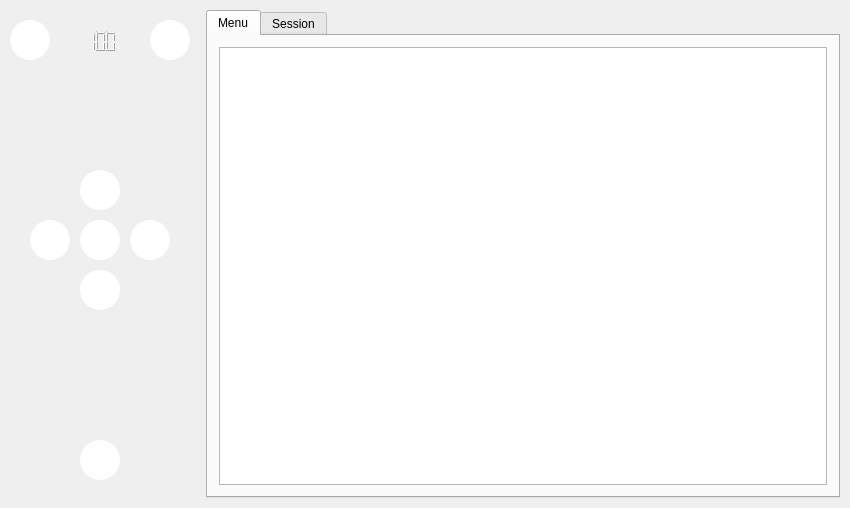
Before: the Qt Designer form ui/mainwindow.ui in sayyidahakindele/team40, drawn with Qt 5.
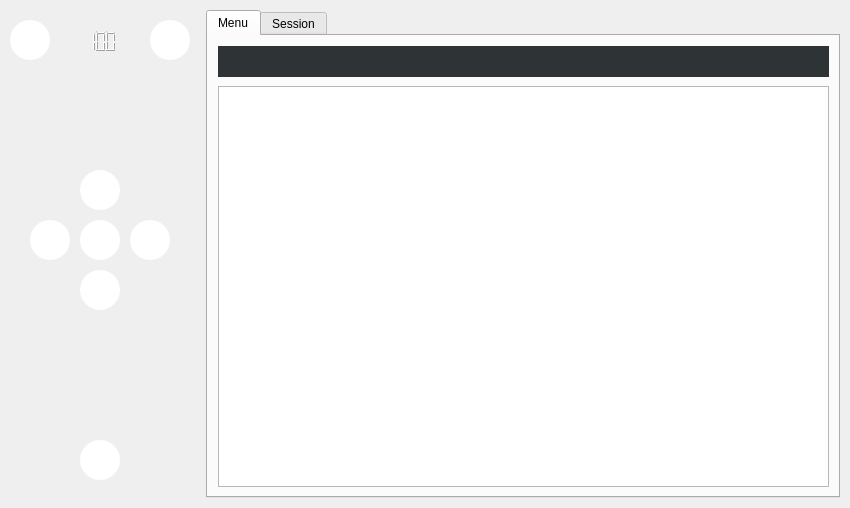
After: the same form once the commit is applied. The open tabs and pages were chosen to show the change. Icons and pictures are not drawn.

Patch:
```diff
--- a/ui/mainwindow.ui
+++ b/ui/mainwindow.ui
@@ -40,7 +40,7 @@
    <enum>Qt::LeftToRight</enum>
   </property>
   <property name="autoFillBackground">
-   <bool>false</bool>
+   <bool>true</bool>
   </property>
   <property name="styleSheet">
    <string notr="true">/*(2)*/
@@ -560,15 +560,42 @@
          <attribute name="title">
           <string>Menu</string>
          </attribute>
-         <layout class="QHBoxLayout" name="horizontalLayout_4">
-          <item>
            <widget class="QListWidget" name="mainOptions">
+          <property name="geometry">
+           <rect>
+            <x>10</x>
+            <y>50</y>
+            <width>611</width>
+            <height>401</height>
+           </rect>
+          </property>
             <property name="alternatingRowColors">
              <bool>true</bool>
             </property>
            </widget>
-          </item>
-         </layout>
+         <widget class="QLabel" name="heading">
+          <property name="geometry">
+           <rect>
+            <x>10</x>
+            <y>10</y>
+            <width>611</width>
+            <height>31</height>
+           </rect>
+          </property>
+          <property name="autoFillBackground">
+           <bool>false</bool>
+          </property>
+          <property name="styleSheet">
+           <string notr="true">/*(2)*/
+color: rgb(255, 255, 255);
+background-color:rgb(46, 52, 54);
+
+font: 75 18pt &quot;Noto Sans Glagolitic&quot;;</string>
+          </property>
+          <property name="text">
+           <string/>
+          </property>
+         </widget>
         </widget>
         <widget class="QWidget" name="sessionTab">
          <attribute name="title">
```
Left out of the diff: 2 changed lines with no effect on the pictures. Lines whose indentation alone changed are shown as unchanged.
